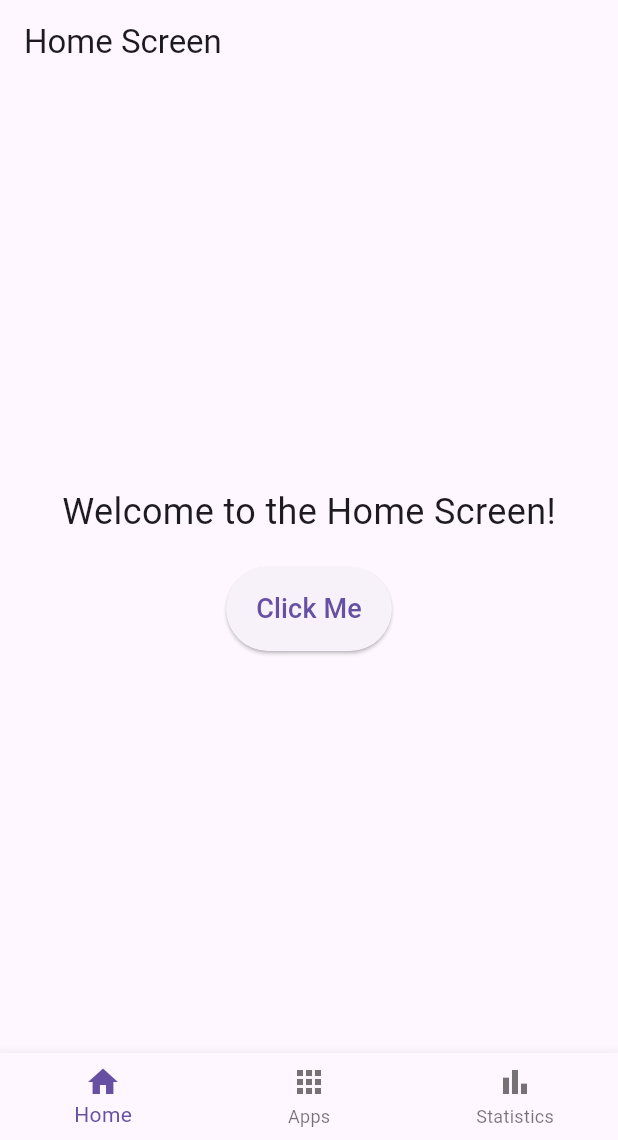
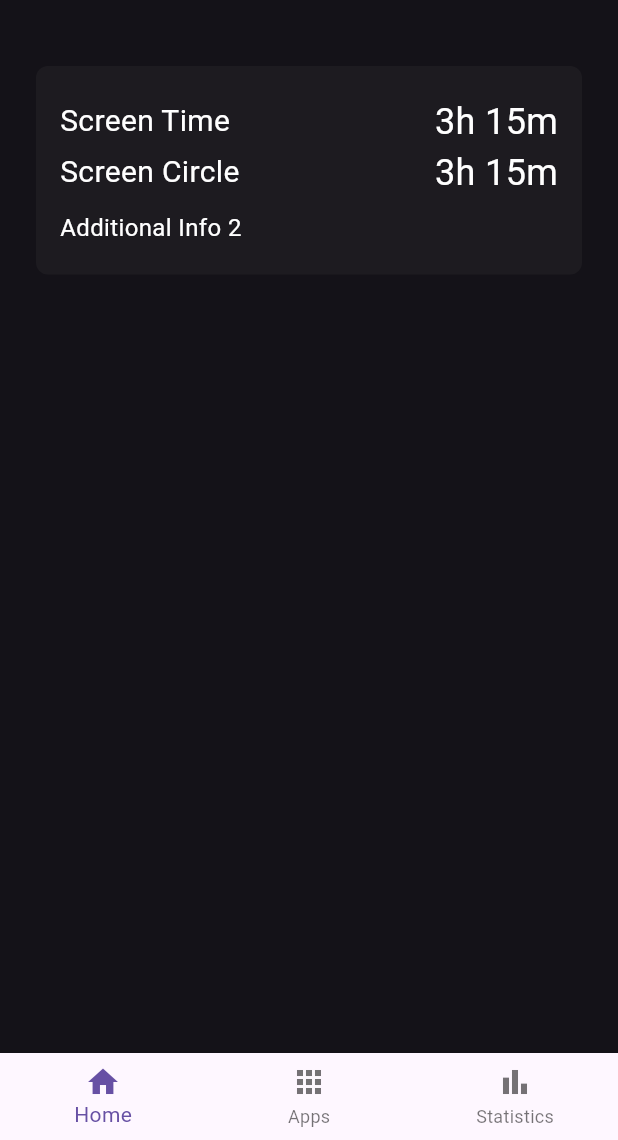
Before and after one commit to Edukasas/DeelayV2, a Flutter app: the screen it shows after launch, on a phone screen of 412 x 824 dp, the part 96-1236 px from its top. Run offline on Flutter 3.47's test engine with Material 3 defaults, Android fonts, the phone set to English and light mode, and no system bars.

Commit message:
build(screen-time): not completed

```diff
--- a/lib/screens/home_screen.dart
+++ b/lib/screens/home_screen.dart
@@ -1,5 +1,6 @@
 import 'package:flutter/material.dart';
-import '../widgets/custom_button.dart'; // Importing the custom widget.
+import 'package:myapp/config/constants/colors.dart';
+import 'package:myapp/widgets/screen_time_section.dart';
 
 class HomeScreen extends StatelessWidget {
   const HomeScreen({super.key});
@@ -7,25 +8,14 @@ class HomeScreen extends StatelessWidget {
   @override
   Widget build(BuildContext context) {
     return Scaffold(
-      appBar: AppBar(
-        title: const Text('Home Screen'),
-      ),
-      body: Center(
-        child: Column(
-          mainAxisAlignment: MainAxisAlignment.center,
+      body: Container(
+        width: double.infinity,
+        decoration: const BoxDecoration(color: Deelay.neutral900),
+        child: const Column(
+          crossAxisAlignment: CrossAxisAlignment.start,
           children: <Widget>[
-            const Text(
-              'Welcome to the Home Screen!',
-              style: TextStyle(fontSize: 24),
-            ),
-            const SizedBox(height: 20),
-            CustomButton(
-              text: 'Click Me',
-              onPressed: () {
-                // Define the action on button click here.
-                print('Button clicked!');
-              },
-            ),
+            SizedBox(height: 20),
+            ScreenTimeSection(), // Use the widget correctly here
           ],
         ),
       ),
--- /dev/null
+++ b/lib/widgets/screen_time_circle.dart
@@ -0,0 +1,46 @@
+import 'package:flutter/material.dart';
+import 'package:myapp/config/constants/colors.dart';
+
+class ScreenTimeCircle extends StatefulWidget {
+  const ScreenTimeCircle({super.key});
+
+  @override
+  // ignore: library_private_types_in_public_api
+  _ScreenTimeCircle createState() => _ScreenTimeCircle();
+}
+
+class _ScreenTimeCircle extends State<ScreenTimeCircle> {
+  @override
+  Widget build(BuildContext context) {
+    return Container(
+      width: double.infinity,
+      decoration: BoxDecoration(
+        color: Deelay.neutral800, // Background color
+        borderRadius: BorderRadius.circular(8), // Rounded corners
+      ),
+      child: const Row(
+        mainAxisAlignment:
+            MainAxisAlignment.spaceBetween, // Space between children
+        crossAxisAlignment:
+            CrossAxisAlignment.center, // Align text to the start
+        children: [
+          Text(
+            'Screen Circle',
+            style: TextStyle(
+              color: Deelay.neutral000,
+              fontSize: 20,
+            ),
+          ),
+          SizedBox(height: 8), // Space between texts
+          Text(
+            '3h 15m', // Display time here
+            style: TextStyle(
+              color: Deelay.neutral000,
+              fontSize: 24,
+            ),
+          ),
+        ],
+      ),
+    );
+  }
+}
--- /dev/null
+++ b/lib/widgets/screen_time_section.dart
@@ -0,0 +1,78 @@
+import 'package:flutter/material.dart';
+import 'package:myapp/config/constants/colors.dart';
+import 'package:myapp/widgets/screen_time_circle.dart';
+
+class ScreenTimeSection extends StatefulWidget {
+  const ScreenTimeSection({super.key});
+
+  @override
+  // ignore: library_private_types_in_public_api
+  _ScreenTimeSectionState createState() => _ScreenTimeSectionState();
+}
+
+class _ScreenTimeSectionState extends State<ScreenTimeSection> {
+  @override
+  Widget build(BuildContext context) {
+    return Container(
+      margin: const EdgeInsets.all(24),
+      padding: const EdgeInsets.symmetric(horizontal: 16.0, vertical: 20.0),
+      width: double.infinity,
+      decoration: BoxDecoration(
+        color: Deelay.neutral800, // Background color
+        borderRadius: BorderRadius.circular(8), // Rounded corners
+      ),
+      child: const Column(
+        // Main column
+        crossAxisAlignment:
+            CrossAxisAlignment.start, // Align items to the start
+        children: [
+          Row(
+            mainAxisAlignment: MainAxisAlignment.spaceBetween,
+            crossAxisAlignment: CrossAxisAlignment.center,
+            // Nested column with two elements
+            children: [
+              Text(
+                'Screen Time',
+                style: TextStyle(
+                  color: Deelay.neutral000,
+                  fontSize: 20,
+                ),
+              ),
+              Text(
+                '3h 15m', // Display time here
+                style: TextStyle(
+                  color: Deelay.neutral000,
+                  fontSize: 24,
+                ),
+              ),
+            ],
+          ),
+          ScreenTimeCircle(),
+          SizedBox(height: 8), // Space between additional texts
+          Text(
+            'Additional Info 2', // Second additional text
+            style: TextStyle(
+              color: Deelay.neutral000,
+              fontSize: 16,
+            ),
+          ),
+        ],
+      ),
+    );
+  }
+}
+
+          // Text(
+          //   'hi',
+          //   style: TextStyle(
+          //     color: Deelay.neutral000,
+          //     fontSize: 20,
+          //   ),
+          // ),
+          // Text(
+          //   'hi 2',
+          //   style: TextStyle(
+          //     color: Deelay.neutral000,
+          //     fontSize: 20,
+          //   ),
+          // )
```
Also changed, not shown: lib/widgets/screen_time_info.dart (added).
